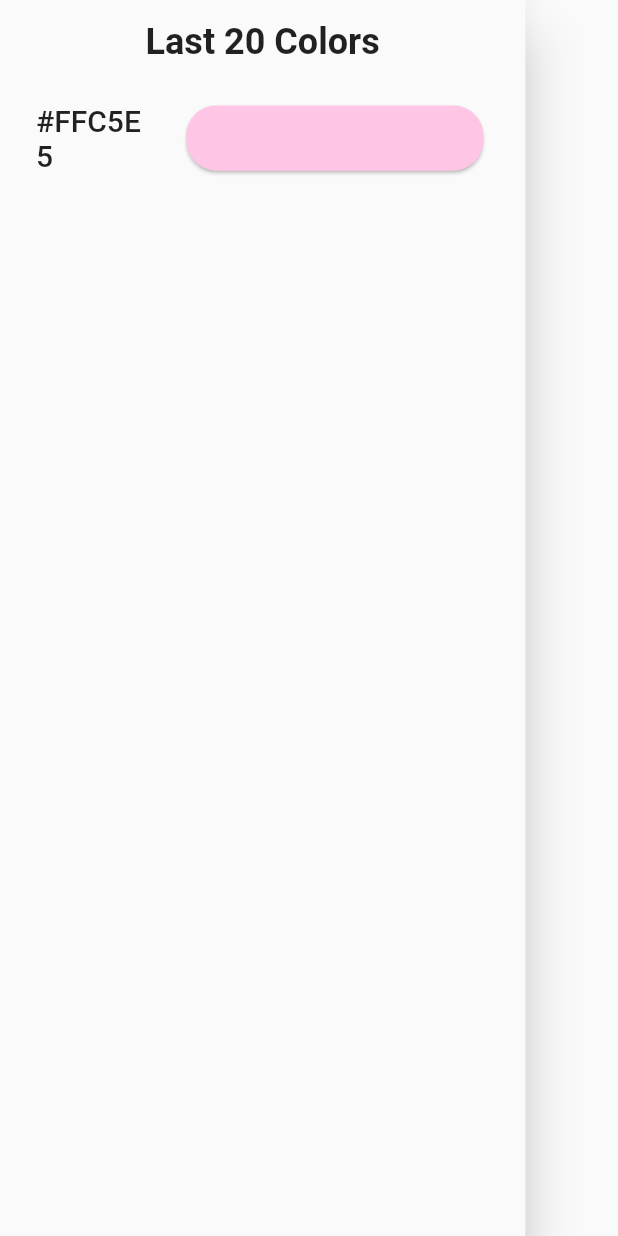
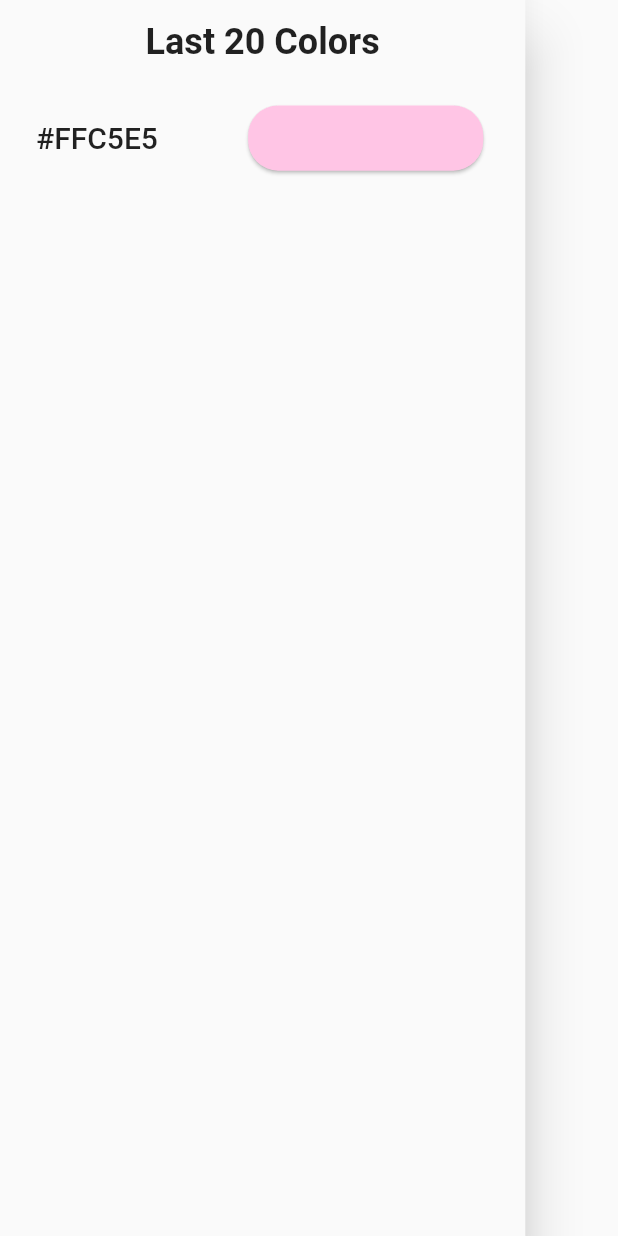
Before and after one commit to metehankarakaya/colorify-mobile, a Flutter app: the EndDrawerView widget shown alone on an empty page, opened directly, on a phone screen of 412 x 824 dp. Run offline on Flutter 3.47's test engine with Material 2 defaults, Android fonts, the phone set to English and light mode, and no system bars; our stand-ins replace fluttertoast, logger, shared_preferences, stacked; accounts and stored records are empty.

Commit message:
Change width

```diff
--- a/lib/presentation/end_drawer/end_drawer_view.dart
+++ b/lib/presentation/end_drawer/end_drawer_view.dart
@@ -52,7 +52,7 @@ class _EndDrawerViewState extends State<EndDrawerView> {
                           onTap: () => viewModel.copyHexCode(viewModel.lastHexCodes[index]),
                           splashColor: AppColor.transparent,
                           trailing: SizedBox(
-                            width: size.width/2,
+                            width: size.width/2.5,
                             height: size.height/16,
                             child: Card(
                               color: viewModel.lastColors[index],
--- a/lib/presentation/end_drawer/end_drawer_view_model.dart
+++ b/lib/presentation/end_drawer/end_drawer_view_model.dart
@@ -36,6 +36,4 @@ class EndDrawerViewModel extends MainViewModel {
     notifyListeners();
   }
 
-
-
 }
--- a/lib/presentation/home/home_view_model.dart
+++ b/lib/presentation/home/home_view_model.dart
@@ -112,10 +112,7 @@ class HomeViewModel extends MainViewModel {
       lastHexCodes.removeAt(20);
     }
     prefs.setStringList("lastHexCodes", lastHexCodes);
-    logger.i(lastHexCodes);
-    logger.e(lastHexCodes.length);
     notifyListeners();
   }
 
-
 }
```
